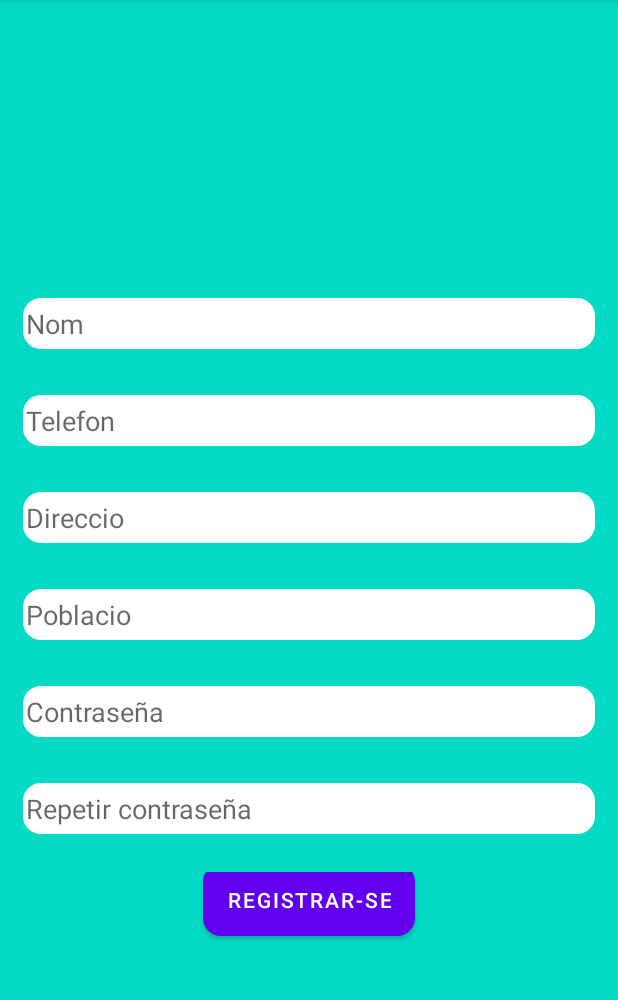
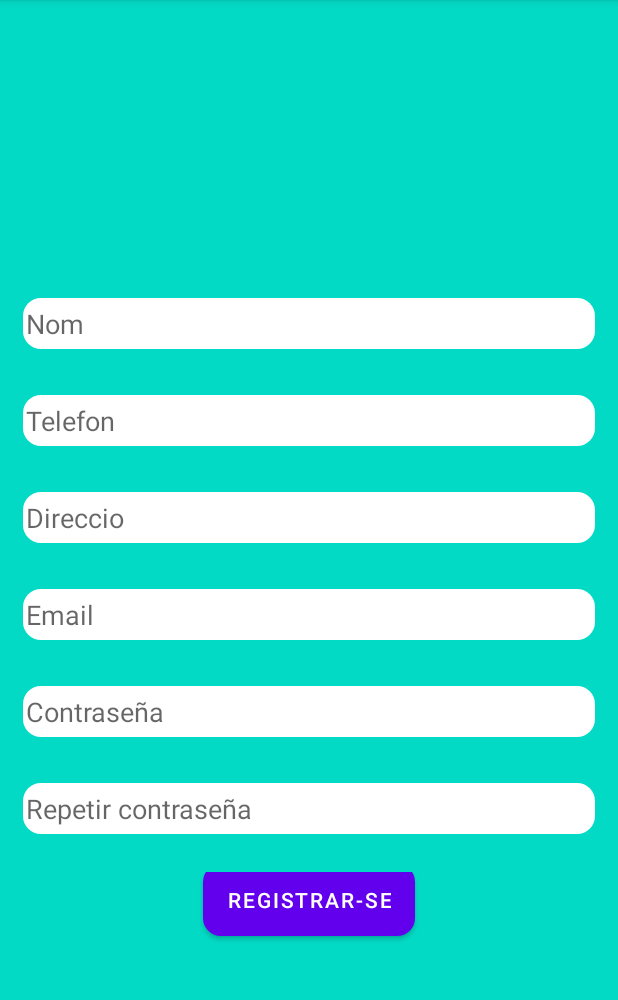
Before and after one commit to souadouabid/anticatastrofe, an Android app: the Registro screen opened directly, with no data from a screen before it, on a phone screen of 412 x 824 dp, the part 84-1084 px from its top. Run offline under Robolectric (Android 15) with nearby library versions, the phone set to English and light mode, and no system bars; network calls fail.

Commit message:
actualitzacions client

```diff
--- a/app/src/main/java/com/app/login/Registro.java
+++ b/app/src/main/java/com/app/login/Registro.java
@@ -2,7 +2,16 @@ package com.app.login;
 
 import androidx.appcompat.app.AppCompatActivity;
 
+import android.content.Intent;
 import android.os.Bundle;
+import android.util.Log;
+import android.view.View;
+import android.widget.Button;
+import android.widget.EditText;
+
+import com.app.Managers.Client;
+import org.json.JSONException;
+import java.io.IOException;
 
 public class Registro extends AppCompatActivity {
 
@@ -10,5 +19,34 @@ public class Registro extends AppCompatActivity {
     protected void onCreate(Bundle savedInstanceState) {
         super.onCreate(savedInstanceState);
         setContentView(R.layout.activity_registro);
+
+
+        Button ButtonRegistrarse = (Button) findViewById(R.id.buttonRegistrarse);
+
+        EditText TextName = (EditText) findViewById(R.id.editTextNombre);
+        EditText TextEmail = (EditText) findViewById(R.id.editTextEmail);
+        EditText TextPhone = (EditText) findViewById(R.id.editTextTelefono);
+        EditText TextPassword = (EditText) findViewById(R.id.editTextPassword);
+
+
+
+        ButtonRegistrarse.setOnClickListener(new View.OnClickListener(){
+            public void onClick(View v){
+                try {
+                    /*String name = TextName.getText().toString();
+                    String email = TextEmail.getText().toString();
+                    Integer phone = Integer.parseInt(TextPhone.getText().toString());
+                    String password = TextPassword.getText().toString();
+
+                    Client.CreateUser(name, phone, email, password);
+                } catch (IOException e) {
+                    e.printStackTrace();
+                } catch (JSONException e) {
+                    e.printStackTrace();*/
+                    startActivity(new Intent(Registro.this, MainActivity.class));
+                }
+            }
+        });
+
     }
 }
--- a/app/src/main/res/layout/activity_registro.xml
+++ b/app/src/main/res/layout/activity_registro.xml
@@ -61,7 +61,7 @@
         android:inputType="textPersonName" />
 
     <EditText
-        android:id="@+id/editTextPoblacio"
+        android:id="@+id/editTextEmail"
         android:layout_width="match_parent"
         android:layout_height="wrap_content"
         android:layout_marginLeft="15dp"
@@ -73,7 +73,7 @@
         android:background="@drawable/edt_style"
         android:drawablePadding="10dp"
         android:ems="10"
-        android:hint="@string/Poblacio"
+        android:hint="Email"
         android:inputType="textPersonName" />
 
 
```
Also changed, not shown: app/src/main/java/com/app/Managers/Client.java (+64 -3 lines), app/src/main/java/com/app/login/MainActivity.java (+12 -3 lines), 1 other file.
